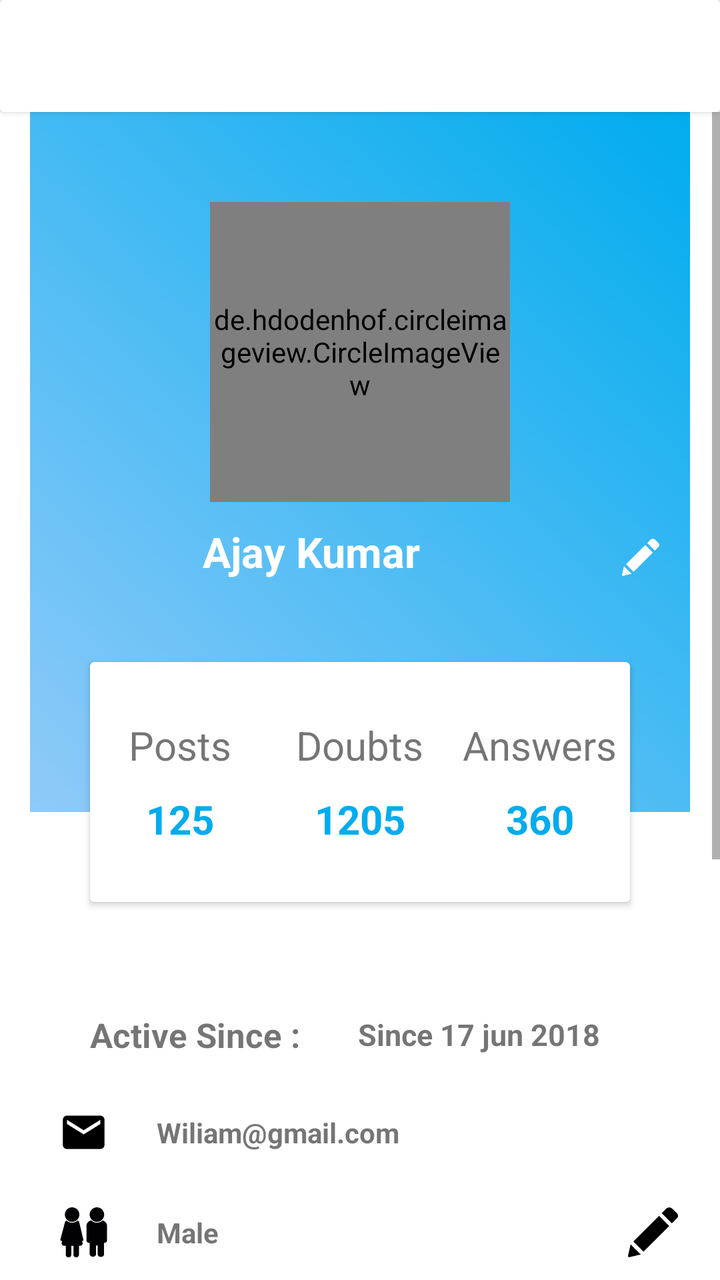
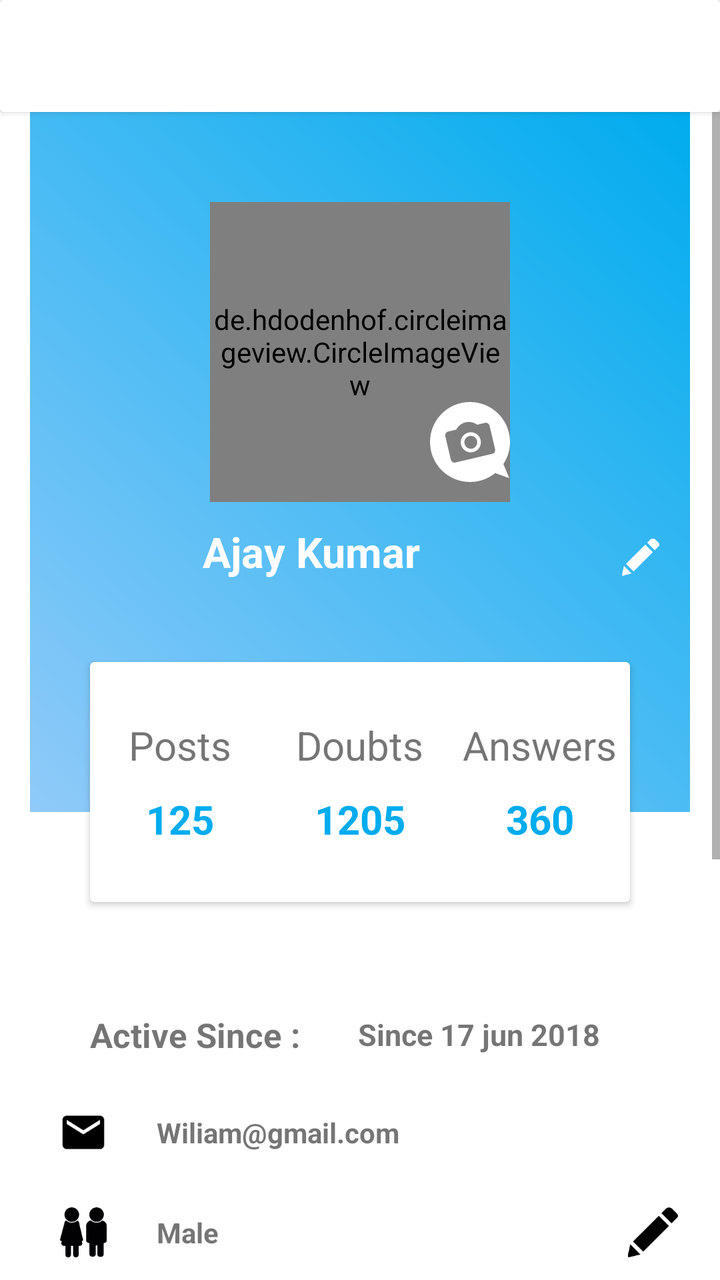

Compare the two renders of this Android layout. The source of the first and the diff that turns it into the second are given below.
<!-- AndroidManifest.xml: application theme AppTheme -->
<!-- res/layout/activity_profile.xml -->
<?xml version="1.0" encoding="utf-8"?>
<LinearLayout xmlns:android="http://schemas.android.com/apk/res/android"
    xmlns:app="http://schemas.android.com/apk/res-auto"
    xmlns:tools="http://schemas.android.com/tools"
    android:layout_width="match_parent"
    android:layout_height="match_parent"
    android:background="@color/white"
    android:orientation="vertical"
    tools:context=".Profile">

    <include layout="@layout/toolbar_main" />

    <android.support.v4.widget.NestedScrollView
        android:layout_width="match_parent"
        android:layout_height="wrap_content"
        android:scrollbars="vertical">

        <LinearLayout
            android:layout_width="match_parent"
            android:layout_height="wrap_content"
            android:orientation="vertical">

            <LinearLayout
                android:layout_width="match_parent"
                android:layout_height="wrap_content"
                android:layout_marginBottom="15dp"
                android:orientation="vertical">

                <RelativeLayout
                    android:layout_width="match_parent"
                    android:layout_height="405dp"
                    android:paddingStart="15dp"
                    android:paddingEnd="15dp">

                    <LinearLayout
                        android:layout_width="match_parent"
                        android:layout_height="350dp"
                        android:background="@drawable/gradientbackground"
                        android:orientation="vertical">
                        <de.hdodenhof.circleimageview.CircleImageView
                            android:id="@+id/iv_profile_image"
                            android:layout_width="150dp"
                            android:layout_height="150dp"
                            android:layout_alignParentTop="true"
                            android:layout_centerHorizontal="true"
                            android:layout_gravity="center_horizontal"
                            android:layout_marginTop="45dp"
                            android:src="@drawable/ic_boy"
                            app:civ_border_color="@color/smalldarkgrey"
                            app:civ_border_width="0.5dp" />
                        <LinearLayout
                            android:layout_width="match_parent"
                            android:layout_height="wrap_content"
                            android:layout_marginTop="10dp"
                            android:layout_marginStart="10dp"
                            android:layout_marginEnd="10dp"
                            android:layout_gravity="center_horizontal|center_vertical"
                            android:gravity="center"
                            android:orientation="horizontal">
                        <TextView
                            android:id="@+id/tv_name"
                            android:layout_width="0dp"
                            android:layout_weight="0.9"
                            android:layout_height="match_parent"
                            android:text="Ajay Kumar"
                            android:layout_gravity="center"
                            android:gravity="center"
                            android:maxLines="1"
                            android:textColor="#fff"
                            android:textSize="21sp"
                            android:layout_marginRight="20dp"
                            android:textStyle="bold" />
                            <ImageView
                                android:id="@+id/edit_name"
                                android:layout_width="0dp"
                                android:layout_weight="0.1"
                                android:layout_height="30dp"
                                android:paddingTop="5dp"
                                android:paddingStart="5dp"
                                android:paddingEnd="5dp"
                                android:src="@drawable/ic_pencil_edit_button_color_white"/>
                        </LinearLayout>
                    </LinearLayout>

                    <android.support.v7.widget.CardView
                        android:layout_width="match_parent"
                        android:layout_height="120dp"
                        android:layout_centerHorizontal="true"
                        android:layout_marginStart="30dp"
                        android:layout_marginTop="275dp"
                        android:layout_marginEnd="30dp"
                        android:background="@color/white">

                        <LinearLayout
                            android:layout_width="match_parent"
                            android:layout_height="match_parent"
                            android:orientation="horizontal"
                            android:weightSum="3">

                            <LinearLayout
                                android:layout_width="0dp"
                                android:layout_height="match_parent"
                                android:layout_weight="1"
                                android:gravity="center"
                                android:orientation="vertical">

                                <TextView
                                    android:layout_width="wrap_content"
                                    android:layout_height="wrap_content"
                                    android:text="Posts"
                                    android:textSize="20sp" />

                                <TextView
                                    android:id="@+id/tv_posts"
                                    android:layout_width="wrap_content"
                                    android:layout_height="wrap_content"
                                    android:paddingTop="10dp"
                                    android:text="125"
                                    android:textColor="@color/colorPrimary"
                                    android:textSize="20sp"
                                    android:textStyle="bold" />

                            </LinearLayout>

                            <LinearLayout
                                android:layout_width="0dp"
                                android:layout_height="match_parent"
                                android:layout_weight="1"
                                android:gravity="center"
                                android:orientation="vertical">

                                <TextView
                                    android:layout_width="wrap_content"
                                    android:layout_height="wrap_content"
                                    android:text="Doubts"
                                    android:textSize="20sp" />

                                <TextView
                                    android:id="@+id/tv_doubts"
                                    android:layout_width="wrap_content"
                                    android:layout_height="wrap_content"
                                    android:paddingTop="10dp"
                                    android:text="1205"
                                    android:textColor="@color/colorPrimary"
                                    android:textSize="20sp"
                                    android:textStyle="bold" />

                            </LinearLayout>

                            <LinearLayout
                                android:layout_width="0dp"
                                android:layout_height="match_parent"
                                android:layout_weight="1"
                                android:gravity="center"
                                android:orientation="vertical">

                                <TextView
                                    android:layout_width="wrap_content"
                                    android:layout_height="wrap_content"
                                    android:text="Answers"
                                    android:textSize="20sp" />

                                <TextView
                                    android:id="@+id/tv_answers"
                                    android:layout_width="wrap_content"
                                    android:layout_height="wrap_content"
                                    android:paddingTop="10dp"
                                    android:text="360"
                                    android:textColor="@color/colorPrimary"
                                    android:textSize="20sp"
                                    android:textStyle="bold" />

                            </LinearLayout>
                        </LinearLayout>

                    </android.support.v7.widget.CardView>
                </RelativeLayout>

                <LinearLayout
                    android:layout_width="360dp"
                    android:layout_height="wrap_content"
                    android:layout_gravity="center"
                    android:layout_marginTop="45dp"

                    android:orientation="vertical">

                    <LinearLayout
                        android:layout_width="match_parent"
                        android:layout_height="wrap_content"
                        android:orientation="horizontal"
                        android:paddingLeft="25dp">

                        <TextView
                            android:layout_width="0dp"
                            android:layout_height="wrap_content"
                            android:layout_weight="0.4"
                            android:paddingLeft="20dp"
                            android:text="Active Since : "
                            android:textSize="17sp"
                            android:textStyle="bold" />

                        <TextView
                            android:id="@+id/tv_active_since"
                            android:layout_width="0dp"
                            android:layout_height="wrap_content"
                            android:layout_gravity="center_vertical"
                            android:layout_weight="0.6"
                            android:paddingLeft="20dp"
                            android:text="Since 17 jun 2018"
                            android:textSize="15sp"
                            android:textStyle="bold" />
                    </LinearLayout>

                    <LinearLayout
                        android:layout_width="match_parent"
                        android:layout_height="wrap_content"
                        android:layout_marginTop="25dp"
                        android:orientation="horizontal"
                        android:paddingLeft="25dp">

                        <ImageView
                            android:layout_width="0dp"
                            android:layout_weight="0.1"
                            android:layout_height="25dp"
                            android:src="@drawable/ic_email_black_24dp" />

                        <TextView
                            android:id="@+id/tv_email"
                            android:layout_width="0dp"
                            android:layout_weight="0.9"
                            android:layout_height="wrap_content"
                            android:layout_gravity="center_vertical"
                            android:paddingLeft="20dp"
                            android:text="Wiliam@gmail.com"
                            android:textStyle="bold" />
                    </LinearLayout>

                    <LinearLayout
                        android:layout_width="match_parent"
                        android:layout_height="wrap_content"
                        android:layout_marginTop="25dp"
                        android:orientation="horizontal"
                        android:paddingLeft="25dp">

                        <ImageView
                            android:layout_width="0dp"
                            android:layout_weight="0.1"
                            android:layout_height="25dp"
                            android:src="@drawable/ic_002_male_and_female_avatars" />

                        <TextView
                            android:id="@+id/tv_gender"
                            android:layout_width="0dp"
                            android:layout_weight="0.7"
                            android:layout_height="wrap_content"
                            android:layout_gravity="center_vertical"
                            android:paddingLeft="20dp"
                            android:paddingEnd="20dp"
                            android:text="Male"
                            android:textStyle="bold" />
                        <ImageView
                            android:id="@+id/edit_gender"
                            android:layout_width="0dp"
                            android:layout_weight="0.2"
                            android:layout_height="25dp"
                            android:src="@drawable/ic_pencil_edit_button"/>
                    </LinearLayout>

                    <LinearLayout
                        android:layout_width="match_parent"
                        android:layout_height="wrap_content"
                        android:layout_marginTop="25dp"
                        android:orientation="horizontal"
                        android:paddingLeft="25dp">

                        <ImageView
                            android:layout_width="0dp"
                            android:layout_weight="0.1"
                            android:layout_height="25dp"
                            android:src="@drawable/ic_003_engineer" />

                        <TextView
                            android:id="@+id/tv_branch"
                            android:layout_width="0dp"
                            android:layout_weight="0.7"
                            android:layout_height="wrap_content"
                            android:layout_gravity="center_vertical"
                            android:paddingLeft="20dp"
                            android:paddingEnd="20dp"
                            android:text="Branch"
                            android:textStyle="bold" />
                        <ImageView
                            android:id="@+id/edit_branch"
                            android:layout_width="0dp"
                            android:layout_weight="0.2"
                            android:layout_height="25dp"
                            android:src="@drawable/ic_pencil_edit_button"/>
                    </LinearLayout>

                    <LinearLayout
                        android:layout_width="match_parent"
                        android:layout_height="wrap_content"
                        android:layout_marginTop="25dp"
                        android:orientation="horizontal"
                        android:paddingLeft="25dp">

                        <ImageView
                            android:layout_width="0dp"
                            android:layout_weight="0.1"
                            android:layout_height="25dp"
                            android:src="@drawable/ic_004_gears" />

                        <TextView
                            android:id="@+id/tv_semester"
                            android:layout_width="0dp"
                            android:layout_weight="0.7"
                            android:layout_height="wrap_content"
                            android:layout_gravity="center_vertical"
                            android:paddingLeft="20dp"
                            android:paddingEnd="20dp"
                            android:text="Semseter"
                            android:textStyle="bold" />

                        <ImageView
                            android:id="@+id/edit_semester"
                            android:layout_width="0dp"
                            android:layout_weight="0.2"
                            android:layout_height="25dp"
                            android:src="@drawable/ic_pencil_edit_button"/>
                    </LinearLayout>

                    <LinearLayout
                        android:layout_width="match_parent"
                        android:layout_height="wrap_content"
                        android:layout_marginTop="25dp"
                        android:orientation="horizontal"
                        android:paddingLeft="25dp">

                        <ImageView
                            android:layout_width="0dp"
                            android:layout_weight="0.1"
                            android:layout_height="25dp"
                            android:src="@drawable/ic_005_graduate_student_avatar" />

                        <TextView
                            android:id="@+id/tv_college"
                            android:layout_width="0dp"
                            android:layout_weight="0.7"
                            android:layout_height="wrap_content"
                            android:layout_gravity="center_vertical"
                            android:paddingLeft="20dp"
                            android:paddingEnd="20dp"
                            android:text="College"
                            android:textStyle="bold" />

                        <ImageView
                            android:id="@+id/edit_college"
                            android:layout_width="0dp"
                            android:layout_weight="0.2"
                            android:layout_height="25dp"
                            android:src="@drawable/ic_pencil_edit_button"/>
                    </LinearLayout>

                    <LinearLayout
                        android:layout_width="match_parent"
                        android:layout_height="wrap_content"
                        android:layout_marginTop="25dp"
                        android:orientation="horizontal"
                        android:paddingLeft="25dp">

                        <ImageView
                            android:layout_width="0dp"
                            android:layout_weight="0.1"
                            android:layout_height="25dp"
                            android:src="@drawable/ic_006_college_graduation" />

                        <TextView
                            android:id="@+id/tv_university"
                            android:layout_width="0dp"
                            android:layout_weight="0.7"
                            android:layout_height="wrap_content"
                            android:layout_gravity="center_vertical"
                            android:paddingLeft="20dp"
                            android:paddingEnd="20dp"
                            android:text="University"
                            android:textStyle="bold" />
                        <ImageView
                            android:id="@+id/edit_university"
                            android:layout_width="0dp"
                            android:layout_weight="0.2"
                            android:layout_height="25dp"
                            android:src="@drawable/ic_pencil_edit_button"/>
                    </LinearLayout>
                </LinearLayout>
            </LinearLayout>

            <LinearLayout
                android:layout_width="match_parent"
                android:layout_height="wrap_content"
                android:orientation="vertical">
                <View
                    android:layout_width="match_parent"
                    android:layout_height="0.8dp"
                    android:background="@color/lightgrey1" />
                <TextView
                    android:id="@+id/tv_my_posts"
                    android:layout_marginTop="5dp"
                    android:paddingStart="10dp"
                    android:layout_marginBottom="5dp"
                    android:layout_width="match_parent"
                    android:layout_height="wrap_content"
                    android:text="My Posts"
                    android:textSize="20sp"
                    android:textColor="@color/colorPrimary"
                    android:textStyle="bold"/>
                <View
                    android:layout_width="match_parent"
                    android:layout_height="0.8dp"
                    android:background="@color/lightgrey1" />
                <android.support.v7.widget.RecyclerView
                    android:background="@color/smalldarkgrey"
                    android:id="@+id/recyclerView_profile"
                    android:layout_width="match_parent"
                    android:layout_height="wrap_content" />
                <ProgressBar
                    android:id="@+id/progress_bar_profile"
                    android:layout_width="match_parent"
                    android:layout_height="wrap_content" />
                <View
                    android:layout_width="match_parent"
                    android:layout_height="0.8dp"
                    android:background="@color/lightgrey1" />
                <TextView
                    android:id="@+id/tv_my_posts_doubts"
                    android:layout_marginTop="5dp"
                    android:paddingStart="10dp"
                    android:layout_marginBottom="5dp"
                    android:layout_width="match_parent"
                    android:layout_height="wrap_content"
                    android:text="My Doubts"
                    android:textSize="20sp"
                    android:textColor="@color/colorPrimary"
                    android:textStyle="bold"/>
                <View
                    android:layout_width="match_parent"
                    android:layout_height="0.8dp"
                    android:background="@color/lightgrey1" />
                <android.support.v7.widget.RecyclerView
                    android:background="@color/smalldarkgrey"
                    android:id="@+id/recyclerView_profile_doubts"
                    android:layout_width="match_parent"
                    android:layout_height="wrap_content" />
            </LinearLayout>
        </LinearLayout>
    </android.support.v4.widget.NestedScrollView>
</LinearLayout>
<!-- res/layout/toolbar_main.xml (included above) -->
<android.support.v7.widget.CardView android:layout_width="match_parent"
    android:layout_height="?attr/actionBarSize"
    android:elevation="10dp"
    xmlns:android="http://schemas.android.com/apk/res/android">

    <android.support.v7.widget.Toolbar
        android:id="@+id/toolbar_main"
        android:layout_width="match_parent"
        android:layout_height="match_parent" />
</android.support.v7.widget.CardView>
<!-- resources referenced by this layout -->
<resources>
  <color name="colorPrimary">#00acee</color>
  <color name="lightgrey1">#e0e0e0</color>
  <color name="smalldarkgrey">#d0d0d0</color>
  <color name="white">#ffffff</color>
  <!-- drawable gradientbackground (drawable) -->
  <?xml version="1.0" encoding="utf-8"?>
  <shape xmlns:android="http://schemas.android.com/apk/res/android">
      <gradient android:angle="45"
          android:startColor="@color/lightenblue"
          android:endColor="@color/colorPrimary"
          />
  
  </shape>
  <!-- drawable ic_email_black_24dp (drawable) -->
  <vector xmlns:android="http://schemas.android.com/apk/res/android"
          android:width="24dp"
          android:height="24dp"
          android:viewportWidth="24.0"
          android:viewportHeight="24.0">
      <path
          android:fillColor="#FF000000"
          android:pathData="M20,4L4,4c-1.1,0 -1.99,0.9 -1.99,2L2,18c0,1.1 0.9,2 2,2h16c1.1,0 2,-0.9 2,-2L22,6c0,-1.1 -0.9,-2 -2,-2zM20,8l-8,5 -8,-5L4,6l8,5 8,-5v2z"/>
  </vector>
  <!-- drawable ic_pencil_edit_button (drawable) -->
  <vector android:height="24dp" android:viewportHeight="528.899"
      android:viewportWidth="528.899" android:width="24dp" xmlns:android="http://schemas.android.com/apk/res/android">
      <path android:fillColor="#FF000000" android:pathData="M328.883,89.125l107.59,107.589l-272.34,272.34L56.604,361.465L328.883,89.125zM518.113,63.177l-47.981,-47.981c-18.543,-18.543 -48.653,-18.543 -67.259,0l-45.961,45.961l107.59,107.59l53.611,-53.611C532.495,100.753 532.495,77.559 518.113,63.177zM0.3,512.69c-1.958,8.812 5.998,16.708 14.811,14.565l119.891,-29.069L27.473,390.597L0.3,512.69z"/>
  </vector>
  <!-- drawable ic_pencil_edit_button_color_white (drawable) -->
  <vector android:height="24dp" android:viewportHeight="528.899"
      android:viewportWidth="528.899" android:width="24dp" xmlns:android="http://schemas.android.com/apk/res/android">
      <path android:fillColor="@color/white" android:pathData="M328.883,89.125l107.59,107.589l-272.34,272.34L56.604,361.465L328.883,89.125zM518.113,63.177l-47.981,-47.981c-18.543,-18.543 -48.653,-18.543 -67.259,0l-45.961,45.961l107.59,107.59l53.611,-53.611C532.495,100.753 532.495,77.559 518.113,63.177zM0.3,512.69c-1.958,8.812 5.998,16.708 14.811,14.565l119.891,-29.069L27.473,390.597L0.3,512.69z"/>
  </vector>
  <style name="AppTheme" parent="Theme.AppCompat.Light.NoActionBar">
          
          <item name="colorPrimary">@color/colorPrimary</item>
          <item name="colorPrimaryDark">@color/colorPrimaryDark</item>
          <item name="colorAccent">@color/colorAccent</item>
      </style>
  <color name="lightenblue">#90caf9</color>
  <color name="colorPrimaryDark">#00acee</color>
  <color name="colorAccent">#D81B60</color>
  <!-- unchanged entries left out for length: 6 -->
</resources>

<!-- the commit's change to res/layout/activity_profile.xml (unified diff, before → after) -->
@@ -37,17 +37,36 @@
                         android:layout_height="350dp"
                         android:background="@drawable/gradientbackground"
                         android:orientation="vertical">
-                        <de.hdodenhof.circleimageview.CircleImageView
-                            android:id="@+id/iv_profile_image"
+                        <RelativeLayout
                             android:layout_width="150dp"
                             android:layout_height="150dp"
                             android:layout_alignParentTop="true"
                             android:layout_centerHorizontal="true"
                             android:layout_gravity="center_horizontal"
                             android:layout_marginTop="45dp"
+                            >
+                        <de.hdodenhof.circleimageview.CircleImageView
+                            android:id="@+id/iv_profile_image"
+                            android:layout_width="match_parent"
+                            android:layout_height="match_parent"
+                            android:layout_alignParentTop="true"
+                            android:layout_centerHorizontal="true"
+                            android:layout_gravity="center_horizontal"
                             android:src="@drawable/ic_boy"
                             app:civ_border_color="@color/smalldarkgrey"
                             app:civ_border_width="0.5dp" />
+                            <ImageView
+                                android:onClick="openImagePicker"
+                                android:id="@+id/iv_change_dp"
+                                android:layout_width="50dp"
+                                android:layout_height="50dp"
+                                android:layout_marginTop="90dp"
+                                android:paddingTop="10dp"
+                                android:layout_marginLeft="100dp"
+                                android:paddingLeft="10dp"
+                                android:src="@drawable/ic_dailybooth_logo"
+                                />
+                        </RelativeLayout>
                         <LinearLayout
                             android:layout_width="match_parent"
                             android:layout_height="wrap_content"
<!-- resource entries referenced after the edit -->
@@ -13,6 +13,11 @@
           />
   
   </shape>
+  <!-- drawable ic_dailybooth_logo (drawable) -->
+  <vector android:height="24dp" android:viewportHeight="430.118"
+      android:viewportWidth="430.117" android:width="24dp" xmlns:android="http://schemas.android.com/apk/res/android">
+      <path android:fillColor="@color/white" android:pathData="M215.059,430.118c51.371,0 98.536,-18.024 135.514,-48.08l75.476,27.284l-31.456,-75.831l-0.009,-0.009c22.458,-33.963 35.534,-74.664 35.534,-118.423C430.117,96.284 333.836,0 215.059,0C96.279,0 0,96.284 0,215.059C0,333.836 96.279,430.118 215.059,430.118zM96.055,159.105l44.794,-10.524c12.702,-24.502 38.261,-41.252 67.766,-41.252c16.86,0 32.439,5.481 45.068,14.748l43.39,-10.197c10.244,-2.399 20.727,4.994 23.434,16.531l29.29,124.705c2.717,11.541 -3.388,22.836 -13.618,25.244l-201.011,47.222c-10.237,2.408 -20.729,-4.994 -23.438,-16.531L82.43,184.34C79.721,172.812 85.823,161.514 96.055,159.105zM219.418,270.844c29.916,0 54.176,-24.255 54.176,-54.18c0,-29.916 -24.26,-54.171 -54.176,-54.171c-29.928,0 -54.185,24.255 -54.185,54.171C165.233,246.589 189.49,270.844 219.418,270.844zM219.418,182.021c19.135,0 34.644,15.513 34.644,34.648c0,19.13 -15.509,34.639 -34.644,34.639c-19.135,0 -34.644,-15.509 -34.644,-34.639C184.774,197.534 200.283,182.021 219.418,182.021z"/>
+  </vector>
   <!-- drawable ic_email_black_24dp (drawable) -->
   <vector xmlns:android="http://schemas.android.com/apk/res/android"
           android:width="24dp"
